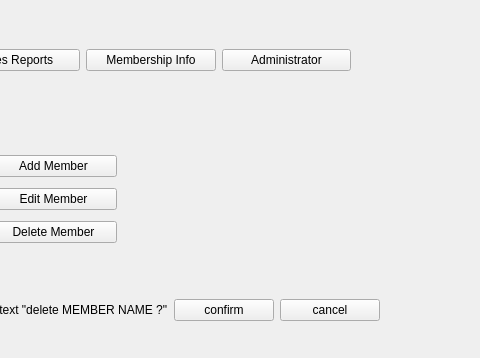
Before: the Qt Designer form mainwindow.ui in Big-Dogs/Bulk-Club-Project, drawn with Qt 5; both pictures show x 640 to 1120 and y 0 to 358 of the 1280 by 720 pixel window.
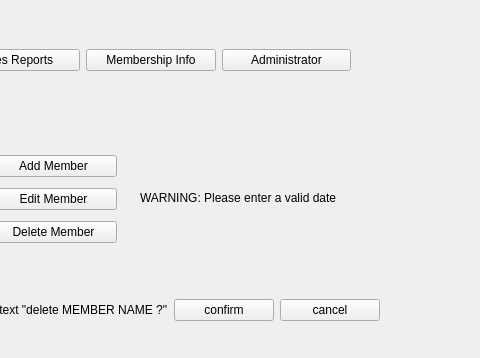
After: the same form once the commit is applied. The open tabs and pages were chosen to show the change.

Commit message: set up the QIntValidators and start the date checking function

The edit to the form file:
```diff
--- a/mainwindow.ui
+++ b/mainwindow.ui
@@ -868,6 +868,19 @@
          <string>confirm delete button should be enabled when you double click an item but i can't test until the list is populated</string>
         </property>
        </widget>
+       <widget class="QLabel" name="label_admin_membersubmission_date_warning">
+        <property name="geometry">
+         <rect>
+          <x>780</x>
+          <y>70</y>
+          <width>201</width>
+          <height>16</height>
+         </rect>
+        </property>
+        <property name="text">
+         <string>WARNING: Please enter a valid date</string>
+        </property>
+       </widget>
       </widget>
       <widget class="QWidget" name="page_admin_inventory">
        <widget class="QTableView" name="tableView_admin_inventory">
```
Left out of the diff: 2 changed lines with no effect on the pictures. The commit also changes 2 other files.
